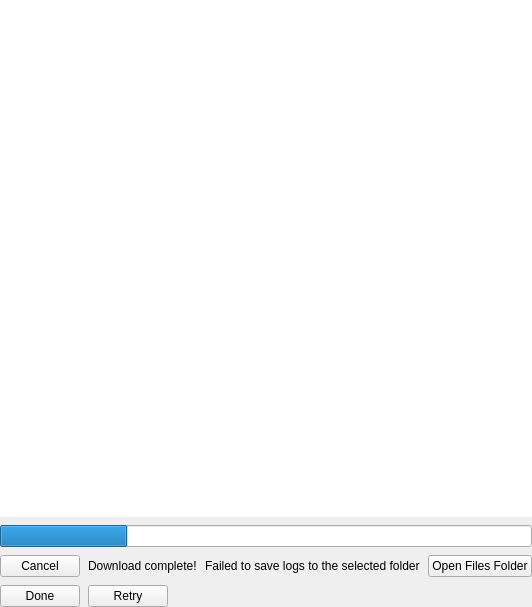
Before: the Qt Designer form vms/client/nx_vms_client_desktop/src/nx/vms/client/desktop/system_administration/widgets/logs_management_widget.ui in networkoptix/nx_open, drawn with Qt 5.
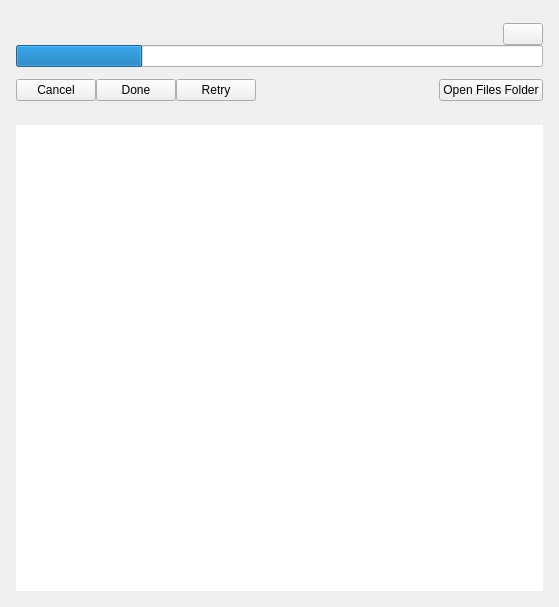
After: the same form once the commit is applied. The open tabs and pages were chosen to show the change. Custom widgets are drawn as their Qt base class.

What changed in the file:
```diff
--- a/vms/client/nx_vms_client_desktop/src/nx/vms/client/desktop/system_administration/widgets/logs_management_widget.ui
+++ b/vms/client/nx_vms_client_desktop/src/nx/vms/client/desktop/system_administration/widgets/logs_management_widget.ui
@@ -26,34 +26,6 @@
    <property name="bottomMargin">
     <number>0</number>
    </property>
-   <item>
-    <widget class="nx::vms::client::desktop::TableView" name="unitsTable">
-     <property name="frameShape">
-      <enum>QFrame::NoFrame</enum>
-     </property>
-     <property name="sizeAdjustPolicy">
-      <enum>QAbstractScrollArea::AdjustToContents</enum>
-     </property>
-     <property name="selectionMode">
-      <enum>QAbstractItemView::NoSelection</enum>
-     </property>
-     <property name="selectionBehavior">
-      <enum>QAbstractItemView::SelectRows</enum>
-     </property>
-     <property name="horizontalScrollMode">
-      <enum>QAbstractItemView::ScrollPerPixel</enum>
-     </property>
-     <property name="showGrid">
-      <bool>false</bool>
-     </property>
-     <property name="cornerButtonEnabled">
-      <bool>false</bool>
-     </property>
-     <attribute name="verticalHeaderVisible">
-      <bool>false</bool>
-     </attribute>
-    </widget>
-   </item>
    <item>
     <widget class="QStackedWidget" name="stackedWidget">
      <property name="sizePolicy">
@@ -68,25 +40,28 @@
      <widget class="QWidget" name="defaultPage">
       <layout class="QVBoxLayout" name="verticalLayout_2">
        <property name="spacing">
-        <number>8</number>
+                                <number>2</number>
        </property>
        <property name="leftMargin">
-        <number>0</number>
+                                <number>16</number>
        </property>
        <property name="topMargin">
-        <number>0</number>
+                                <number>16</number>
        </property>
        <property name="rightMargin">
-        <number>0</number>
+                                <number>16</number>
        </property>
        <property name="bottomMargin">
-        <number>0</number>
+                                <number>40</number>
        </property>
        <item>
         <layout class="QHBoxLayout" name="horizontalLayout">
          <property name="spacing">
           <number>8</number>
          </property>
+                                    <item>
+                                        <widget class="QPushButton" name="selectedButton"/>
+                                    </item>
          <item>
           <widget class="QPushButton" name="downloadButton">
            <property name="text">
@@ -101,19 +76,6 @@
            </property>
           </widget>
          </item>
-         <item>
-          <spacer name="horizontalSpacer">
-           <property name="orientation">
-            <enum>Qt::Horizontal</enum>
-           </property>
-           <property name="sizeHint" stdset="0">
-            <size>
-             <width>40</width>
-             <height>20</height>
-            </size>
-           </property>
-          </spacer>
-         </item>
          <item>
           <widget class="QPushButton" name="resetButton">
            <property name="text">
@@ -121,19 +83,36 @@
            </property>
           </widget>
          </item>
+                                    <item>
+                                        <spacer name="horizontalSpacer">
+                                            <property name="orientation">
+                                                <enum>Qt::Horizontal</enum>
+                                            </property>
+                                            <property name="sizeHint" stdset="0">
+                                                <size>
+                                                    <width>40</width>
+                                                    <height>1</height>
+                                                </size>
+                                            </property>
+                                        </spacer>
+                                    </item>
+                                    <item>
+                                        <widget class="nx::vms::client::desktop::SearchLineEdit" name="searchLineEdit" native="true">
+                                            <property name="minimumSize">
+                                                <size>
+                                                    <width>200</width>
+                                                    <height>30</height>
+                                                </size>
+                                            </property>
+                                        </widget>
+                                    </item>
         </layout>
        </item>
        <item>
-        <spacer name="verticalSpacer">
+                                <spacer name="verticalSpacer_2">
          <property name="orientation">
           <enum>Qt::Vertical</enum>
          </property>
-         <property name="sizeHint" stdset="0">
-          <size>
-           <width>20</width>
-           <height>40</height>
-          </size>
-         </property>
         </spacer>
        </item>
       </layout>
@@ -141,20 +120,63 @@
      <widget class="QWidget" name="activePage">
       <layout class="QVBoxLayout" name="verticalLayout_3">
        <property name="spacing">
-        <number>8</number>
+                                <number>0</number>
        </property>
        <property name="leftMargin">
-        <number>0</number>
+                                <number>16</number>
        </property>
        <property name="topMargin">
-        <number>0</number>
+                                <number>16</number>
        </property>
        <property name="rightMargin">
-        <number>0</number>
-       </property>
-       <property name="bottomMargin">
-        <number>0</number>
-       </property>
+                                <number>16</number>
+                            </property>
+                            <item>
+                                <spacer name="verticalSpacer_3_1">
+                                    <property name="orientation">
+                                        <enum>Qt::Vertical</enum>
+                                    </property>
+                                </spacer>
+                            </item>
+                            <item>
+                                <layout class="QHBoxLayout" name="horizontalLayout_labels">
+                                    <item>
+                                        <widget class="QLabel" name="finishedLabel"/>
+                                    </item>
+                                    <item>
+                                        <widget class="QLabel" name="errorLabel"/>
+                                    </item>
+                                    <item>
+                                        <widget class="QLabel" name="downloadingLabel"/>
+                                    </item>
+                                    <item>
+                                        <spacer name="horizontalSpacer_labels">
+                                            <property name="orientation">
+                                                <enum>Qt::Horizontal</enum>
+                                            </property>
+                                            <property name="sizeHint" stdset="0">
+                                                <size>
+                                                    <width>40</width>
+                                                    <height>4</height>
+                                                </size>
+                                            </property>
+                                        </spacer>
+                                    </item>
+                                    <item>
+                                        <widget class="QLabel" name="downloadingPercentageLabel"/>
+                                    </item>
+                                    <item>
+                                        <widget class="QPushButton" name="finishedIconButton">
+                                            <property name="sizeHint" stdset="0">
+                                                <size>
+                                                    <width>16</width>
+                                                    <height>16</height>
+                                                </size>
+                                            </property>
+                                        </widget>
+                                    </item>
+                                </layout>
+                            </item>
        <item>
         <widget class="QProgressBar" name="progressBar">
          <property name="value">
@@ -165,6 +187,19 @@
          </property>
         </widget>
        </item>
+                            <item>
+                                <spacer name="verticalSpacer_3_2">
+                                    <property name="orientation">
+                                        <enum>Qt::Vertical</enum>
+                                    </property>
+                                    <property name="sizeHint" stdset="0">
+                                        <size>
+                                            <width>40</width>
+                                            <height>12</height>
+                                        </size>
+                                    </property>
+                                </spacer>
+                            </item>
        <item>
         <layout class="QHBoxLayout" name="horizontalLayout_2">
          <item>
@@ -175,44 +210,6 @@
           </widget>
          </item>
          <item>
-          <widget class="QLabel" name="finishedLabel">
-           <property name="text">
-            <string>Download complete!</string>
-           </property>
-          </widget>
-         </item>
-         <item>
-          <widget class="QLabel" name="errorLabel">
-           <property name="text">
-            <string>Failed to save logs to the selected folder</string>
-           </property>
-          </widget>
-         </item>
-         <item>
-          <spacer name="horizontalSpacer_2">
-           <property name="orientation">
-            <enum>Qt::Horizontal</enum>
-           </property>
-           <property name="sizeHint" stdset="0">
-            <size>
-             <width>40</width>
-             <height>20</height>
-            </size>
-           </property>
-          </spacer>
-         </item>
-         <item>
-          <widget class="QPushButton" name="openFolderButton">
-           <property name="text">
-            <string>Open Files Folder</string>
-           </property>
-          </widget>
-         </item>
-        </layout>
-       </item>
-       <item>
-        <layout class="QHBoxLayout" name="horizontalLayout_3">
-         <item>
           <widget class="QPushButton" name="doneButton">
            <property name="text">
             <string>Done</string>
@@ -227,24 +224,82 @@
           </widget>
          </item>
          <item>
-          <spacer name="horizontalSpacer_3">
+                                        <spacer name="horizontalSpacer_2">
            <property name="orientation">
             <enum>Qt::Horizontal</enum>
            </property>
            <property name="sizeHint" stdset="0">
             <size>
              <width>40</width>
-             <height>20</height>
+                                                    <height>4</height>
             </size>
            </property>
           </spacer>
          </item>
-        </layout>
-       </item>
+                                    <item>
+                                        <widget class="QPushButton" name="openFolderButton">
+                                            <property name="text">
+                                                <string>Open Files Folder</string>
+                                            </property>
+                                        </widget>
+                                    </item>
+                                </layout>
+                            </item>
+                            <item>
+                                <spacer name="verticalSpacer_3_3">
+                                    <property name="orientation">
+                                        <enum>Qt::Vertical</enum>
+                                    </property>
+                                </spacer>
+                            </item>
       </layout>
      </widget>
     </widget>
    </item>
+            <item>
+                <layout class="QVBoxLayout" name="verticalLayout_4">
+                    <property name="spacing">
+                        <number>0</number>
+                    </property>
+                    <property name="leftMargin">
+                        <number>16</number>
+                    </property>
+                    <property name="rightMargin">
+                        <number>16</number>
+                    </property>
+                    <property name="bottomMargin">
+                        <number>16</number>
+                    </property>
+                    <item>
+                        <widget class="nx::vms::client::desktop::TableView" name="unitsTable">
+                            <property name="frameShape">
+                                <enum>QFrame::NoFrame</enum>
+                            </property>
+                            <property name="sizeAdjustPolicy">
+                                <enum>QAbstractScrollArea::AdjustToContents</enum>
+                            </property>
+                            <property name="selectionMode">
+                                <enum>QAbstractItemView::NoSelection</enum>
+                            </property>
+                            <property name="selectionBehavior">
+                                <enum>QAbstractItemView::SelectRows</enum>
+                            </property>
+                            <property name="horizontalScrollMode">
+                                <enum>QAbstractItemView::ScrollPerPixel</enum>
+                            </property>
+                            <property name="showGrid">
+                                <bool>false</bool>
+                            </property>
+                            <property name="cornerButtonEnabled">
+                                <bool>false</bool>
+                            </property>
+                            <attribute name="verticalHeaderVisible">
+                                <bool>false</bool>
+                            </attribute>
+                        </widget>
+                    </item>
+                </layout>
+            </item>
   </layout>
  </widget>
  <customwidgets>
@@ -254,6 +309,12 @@
    <header location="global">nx/vms/client/desktop/common/widgets/table_view.h</header>
    <container>1</container>
   </customwidget>
+        <customwidget>
+            <class>nx::vms::client::desktop::SearchLineEdit</class>
+            <extends>QWidget</extends>
+            <header location="global">nx/vms/client/desktop/common/widgets/search_line_edit.h</header>
+            <container>1</container>
+        </customwidget>
  </customwidgets>
  <resources/>
  <connections/>
```
Lines whose indentation alone changed are shown as unchanged.
